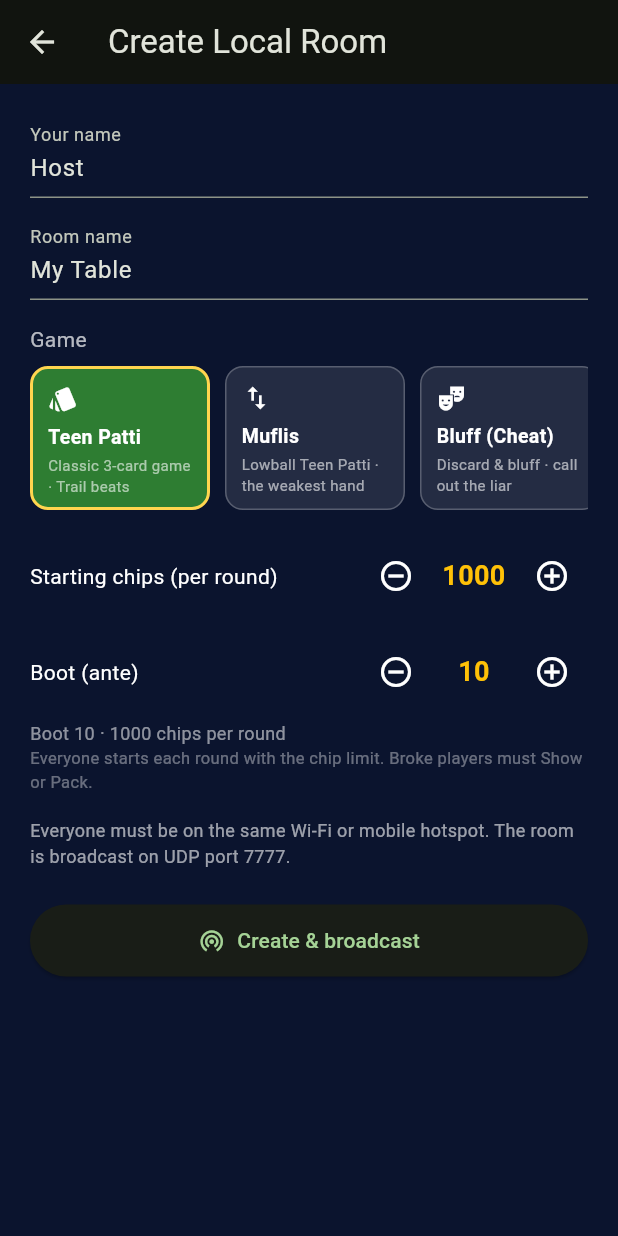
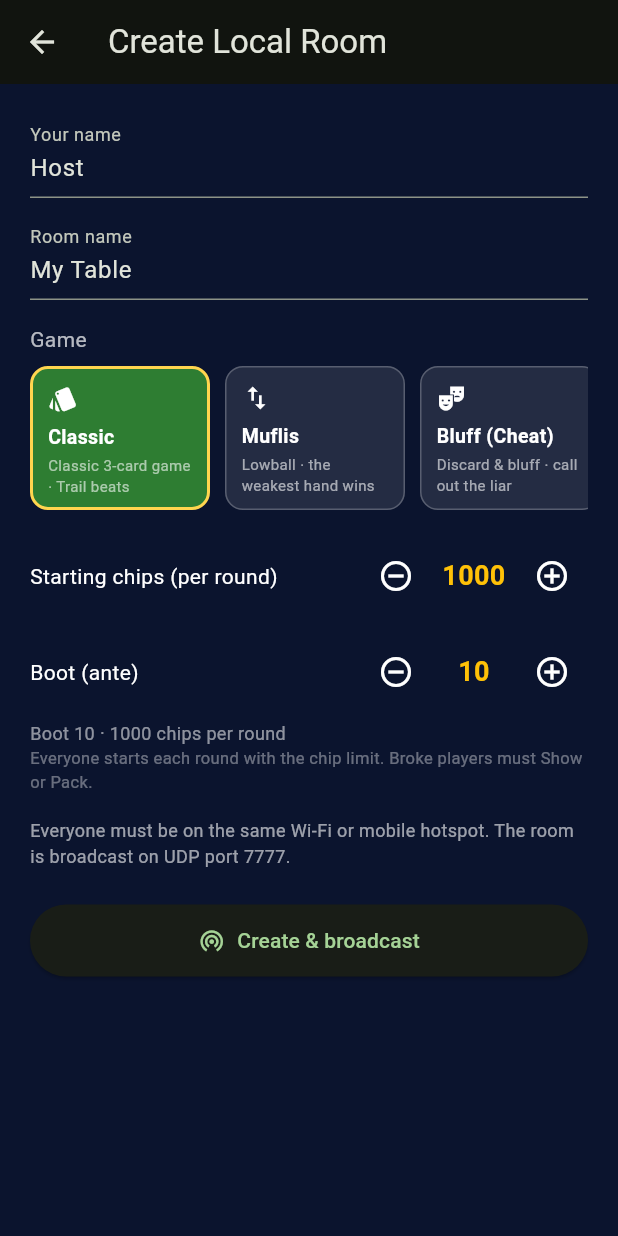
Before and after one commit to Ankitspandey07/TashAdda, a Flutter app: the CreateRoomScreen screen opened directly, on a phone screen of 412 x 824 dp. Run offline on Flutter 3.47's test engine with Material 3 defaults, Android fonts, the phone set to English and light mode, and no system bars; our stand-ins replace audioplayers, confetti, google_mobile_ads, image_picker, qr_flutter, shared_preferences; accounts and stored records are empty; network calls fail.

Commit message:
Add README, versioned releases, and GitHub release v1.0.0.
Document friend-only play (LAN, online, bots), publish TashAdda-v1.0.0.apk, and drop Teen Patti from app marketing copy.

Co-authored-by: Cursor <cursoragent@cursor.com>

```diff
--- a/lib/engine/tashadda_rules.dart
+++ b/lib/engine/tashadda_rules.dart
@@ -1,4 +1,4 @@
-/// TashAdda Teen Patti rules — shown in-app for players.
+/// TashAdda table rules — shown in-app for players.
 const List<String> kTashaddaRules = [
   'Starting chips: 1000 (online/LAN default). Boot is posted each round.',
   'Blind chaal: max 8 chaals per round. Seen players pay double until the 8th chaal.',
--- a/lib/games/catalog.dart
+++ b/lib/games/catalog.dart
@@ -35,14 +35,14 @@ class GameEntry {
 /// reuse the same table; others are placeholders kept honest as "coming soon".
 const List<GameEntry> kGameCatalog = [
   GameEntry(
-    title: 'Teen Patti',
+    title: 'Classic',
     description: 'Classic 3-card game · Trail beats everything',
     icon: Icons.style,
     game: TeenPattiGame(),
   ),
   GameEntry(
     title: 'Muflis',
-    description: 'Lowball Teen Patti · the weakest hand wins',
+    description: 'Lowball · the weakest hand wins',
     icon: Icons.swap_vert,
     game: MuflisGame(),
   ),
--- a/lib/net/lan_discovery.dart
+++ b/lib/net/lan_discovery.dart
@@ -17,7 +17,7 @@ class RoomInfo {
     required this.hostIp,
     required this.tcpPort,
     this.gameTag = 'ranking',
-    this.gameTitle = 'Teen Patti',
+    this.gameTitle = 'TashAdda',
   });
 
   final String roomName;
@@ -42,7 +42,7 @@ class RoomInfo {
         hostIp: j['ip'] as String,
         tcpPort: j['port'] as int,
         gameTag: (j['game'] as String?) ?? 'ranking',
-        gameTitle: (j['title'] as String?) ?? 'Teen Patti',
+        gameTitle: (j['title'] as String?) ?? 'TashAdda',
       );
 
   Map<String, dynamic> toJson() => {
--- a/lib/net/network_client.dart
+++ b/lib/net/network_client.dart
@@ -37,7 +37,7 @@ class NetworkClient extends TableController {
   void Function(String reason)? onClosed;
 
   @override
-  String get title => 'Teen Patti · LAN';
+  String get title => 'TashAdda · LAN';
 
   @override
   TableView get view => _view;
```
Also changed, not shown: 3 other files.
